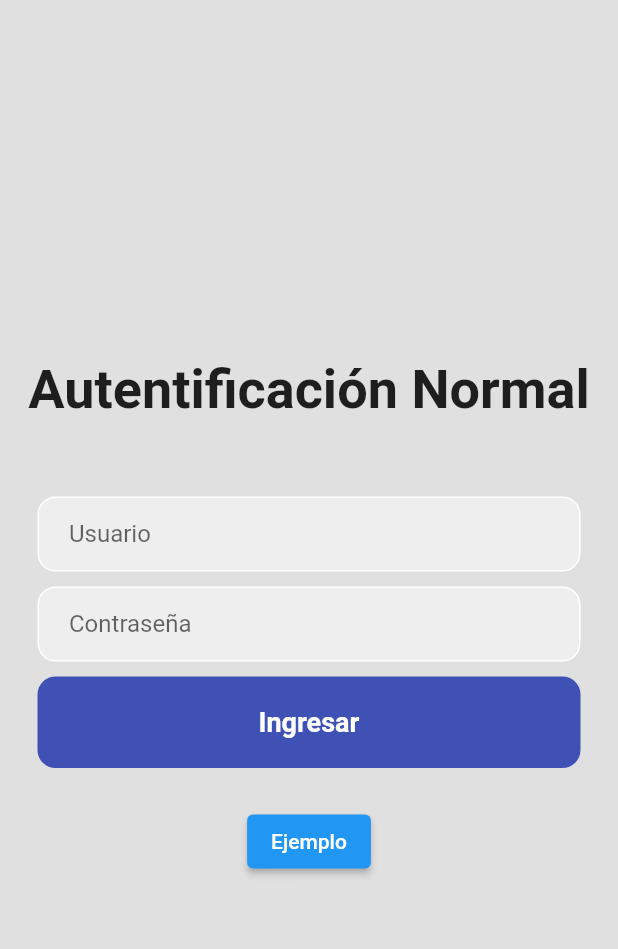
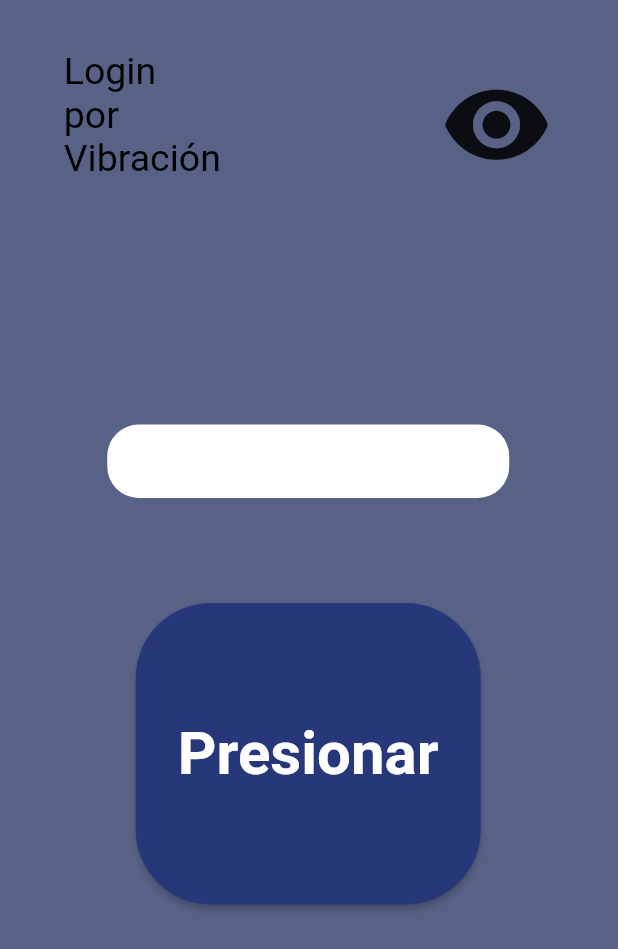
Before and after one commit to GaraaxD/loginHackhaton, a Flutter app: the screen it shows after launch, on a phone screen of 412 x 824 dp. Shown: the top 949 px of the screen. Run offline on Flutter 3.47's test engine with Material 2 defaults, Android fonts, the light colour scheme and no system bars; our stand-ins replace audioplayers, flutter_spinkit, vibration; missing offline and left inert: flutter_qr_bar_scanner.

Commit message:
Se agrega Login por vibración

```diff
--- /dev/null
+++ b/lib/Logins/loginVibracion.dart
@@ -0,0 +1,126 @@
+import 'package:flutter/material.dart';
+import 'package:vibration/vibration.dart';
+import 'package:audioplayers/audioplayers.dart';
+
+class LoginVibracion extends StatefulWidget {
+  const LoginVibracion({super.key});
+
+  @override
+  State<LoginVibracion> createState() => _LoginVibracionState();
+}
+
+class _LoginVibracionState extends State<LoginVibracion> {
+  String textoEjemplo = "";
+  @override
+  Widget build(BuildContext context) {
+    return Scaffold(
+        backgroundColor: Color(0xff586286),
+        body: Container(
+          padding: const EdgeInsets.only(
+            left: 37,
+            right: 38,
+            top: 33,
+            bottom: 150,
+          ),
+          child: Column(
+            mainAxisSize: MainAxisSize.min,
+            mainAxisAlignment: MainAxisAlignment.center,
+            crossAxisAlignment: CrossAxisAlignment.start,
+            children: [
+              Row(
+                mainAxisAlignment: MainAxisAlignment.spaceEvenly,
+                children: [
+                  SizedBox(
+                    width: 140,
+                    height: 100,
+                    child: Text(
+                      "Login \npor Vibración\n",
+                      style: TextStyle(
+                        color: Colors.black,
+                        fontSize: 25,
+                      ),
+                    ),
+                  ),
+                  SizedBox(width: 100),
+                  SizedBox(
+                    child: Icon(
+                      Icons.remove_red_eye,
+                      size: 75,
+                    ),
+                  ),
+                ],
+              ),
+              SizedBox(height: 150),
+              Center(
+                child: Container(
+                  width: 268,
+                  height: 49,
+                  decoration: BoxDecoration(
+                      borderRadius: BorderRadius.circular(21),
+                      color: Colors.white),
+                  child: Center(
+                    child: Text(
+                      textoEjemplo,
+                      style: TextStyle(
+                        fontSize: 35,
+                        fontWeight: FontWeight.bold,
+                      ),
+                    ),
+                  ),
+                ),
+              ),
+              SizedBox(height: 70),
+              Center(
+                child: Container(
+                  width: 319,
+                  height: 201,
+                  child: Row(
+                    mainAxisSize: MainAxisSize.min,
+                    mainAxisAlignment: MainAxisAlignment.center,
+                    crossAxisAlignment: CrossAxisAlignment.center,
+                    children: [
+                      SizedBox(
+                        width: 230,
+                        height: 204,
+                        child: ElevatedButton(
+                          style: ElevatedButton.styleFrom(
+                            backgroundColor: Color(0xff26387a),
+                            shape: RoundedRectangleBorder(
+                                borderRadius:
+                                    BorderRadius.all(Radius.circular(50))),
+                          ),
+                          onPressed: () => _testNuevo(context),
+                          child: Text(
+                            'Presionar',
+                            style: TextStyle(
+                              fontSize: 40,
+                              fontWeight: FontWeight.bold,
+                            ),
+                          ),
+                        ),
+                      ),
+                    ],
+                  ),
+                ),
+              )
+            ],
+          ),
+        ));
+  }
+
+  _testNuevo(BuildContext context) async {
+    final player = AudioPlayer();
+    await player.play(UrlSource(
+        'https://mdslab.com.mx/wp-content/uploads/2022/10/SD_ALERT_24-mp3cut.net-1.mp3'));
+    setState(() {
+      if (textoEjemplo.length < 8) {
+        Vibration.vibrate();
+
+        this.textoEjemplo = this.textoEjemplo + '*';
+      }
+      if (textoEjemplo.length == 8) {
+        Navigator.of(context).pushNamed('/', arguments: '');
+      }
+    });
+  }
+}
--- a/lib/RouteGenerator.dart
+++ b/lib/RouteGenerator.dart
@@ -2,6 +2,7 @@ import 'package:flutter/material.dart';
 import 'package:hackhatonlogin/Logins/loginNormal.dart';
 import 'package:hackhatonlogin/Logins/loginQR.dart';
 import 'package:hackhatonlogin/PageLoading.dart';
+import 'package:hackhatonlogin/Logins/loginVibracion.dart';
 
 class RouteGenerator {
   static Route<dynamic> generateRoute(RouteSettings settings) {
@@ -14,12 +15,14 @@ class RouteGenerator {
         return MaterialPageRoute(builder: (context) => LoginNormal());
       case '/qr':
         return MaterialPageRoute(builder: (context) => LoginQR());
+      case '/vibracion':
+        return MaterialPageRoute(builder: (context) => LoginVibracion());
       default:
         return _errorRoute();
     }
   }
 
-  static Route<dynamic> _errorRoute(){
+  static Route<dynamic> _errorRoute() {
     return MaterialPageRoute(builder: (context) {
       return Scaffold(
           appBar: AppBar(
@@ -28,8 +31,7 @@ class RouteGenerator {
           ),
           body: Center(
             child: Text('No encontrado'),
-        )
-      );
+          ));
     });
   }
 }
--- a/lib/main.dart
+++ b/lib/main.dart
@@ -13,7 +13,7 @@ class MyApp extends StatelessWidget {
   Widget build(BuildContext context) {
     return MaterialApp(
       debugShowCheckedModeBanner: false,
-      initialRoute: '/normal',
+      initialRoute: '/vibracion',
       onGenerateRoute: RouteGenerator.generateRoute,
     );
   }
--- a/pubspec.yaml
+++ b/pubspec.yaml
@@ -37,6 +37,8 @@ dependencies:
   cupertino_icons: ^1.0.2
   flutter_qr_bar_scanner: ^3.0.2
   flutter_spinkit: ^5.1.0
+  vibration: ^1.7.6
+  audioplayers: ^1.1.1
 
 
 dev_dependencies:
@@ -60,7 +62,8 @@ flutter:
   # included with your application, so that you can use the icons in
   # the material Icons class.
   uses-material-design: true
-
+  assets:
+    - lib/sonidos/
   # To add assets to your application, add an assets section, like this:
   # assets:
   #   - images/a_dot_burr.jpeg
```
Also changed, not shown: pubspec.lock, 1 other file. Lines whose indentation alone changed are shown as unchanged.
